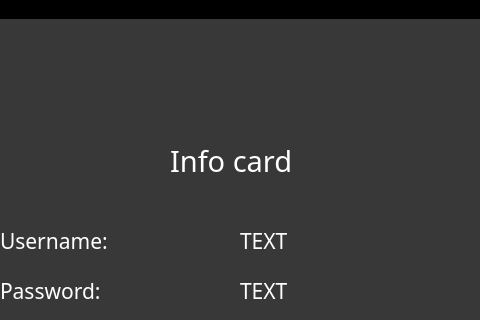
Above: ui/user_info.ui from ThaiAn1809/Python-app before the change; both pictures show x 270 to 750 and y 150 to 470 of the 1024 by 768 pixel window. Below: the same form after it.
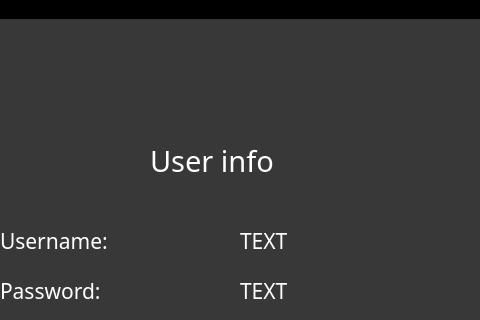
That is the form after the change. Icons and pictures are not drawn.

The edit to the form file:
```diff
--- a/ui/user_info.ui
+++ b/ui/user_info.ui
@@ -46,9 +46,9 @@
    <widget class="QLabel" name="label">
     <property name="geometry">
      <rect>
-      <x>440</x>
+      <x>420</x>
       <y>290</y>
-      <width>161</width>
+      <width>181</width>
       <height>41</height>
      </rect>
     </property>
@@ -63,7 +63,7 @@
 color: rgb(255, 255, 255);</string>
     </property>
     <property name="text">
-     <string>Info card</string>
+     <string>User info</string>
     </property>
    </widget>
    <widget class="QLabel" name="label_2">
```
Left out of the diff: 2 changed lines with no effect on the pictures.
